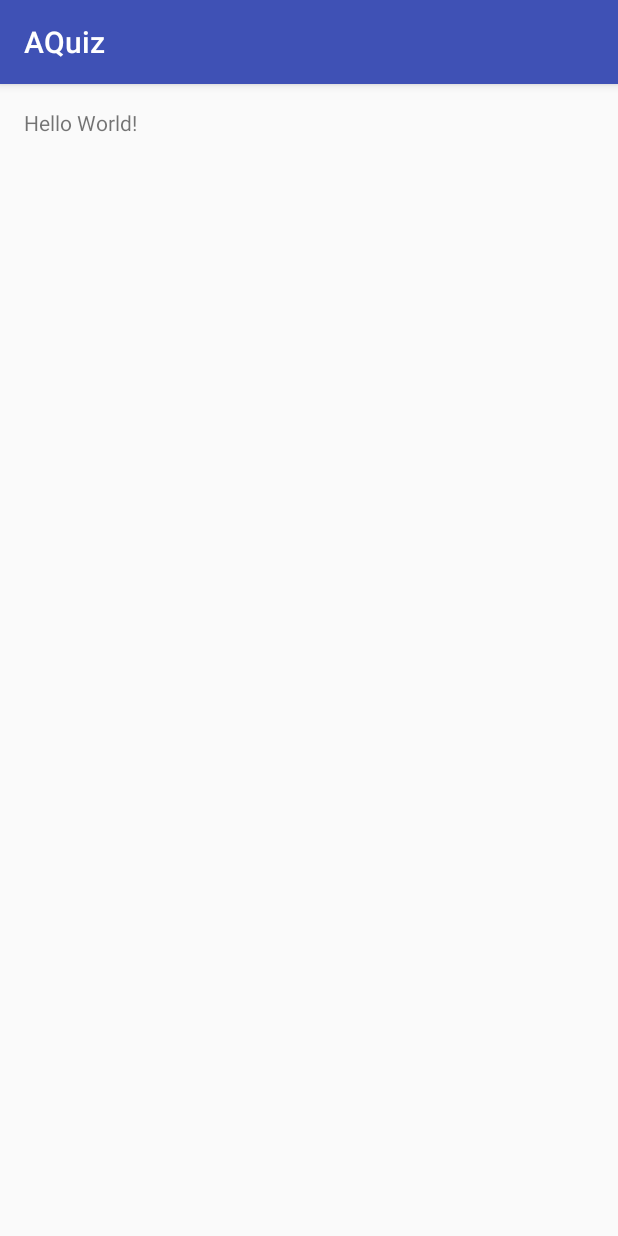
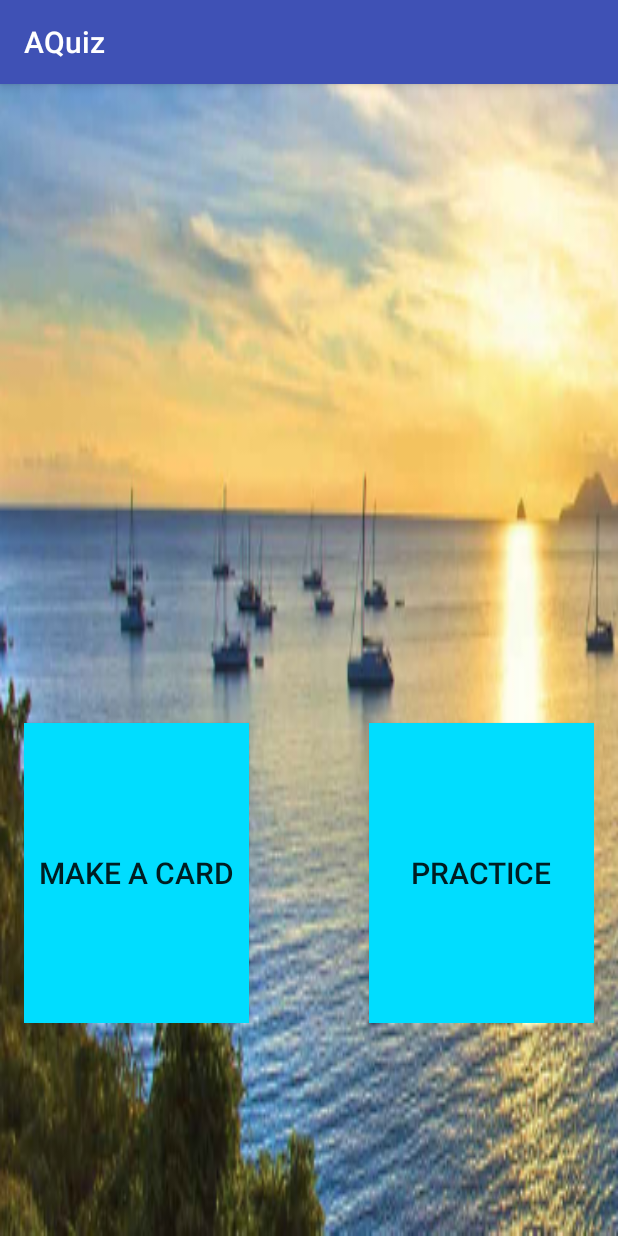
Before and after one commit to nico972/AQuiz, an Android app: the screen it shows after launch (MainActivity), on a phone screen of 412 x 824 dp. Run offline under Robolectric (Android 15) with nearby library versions, the phone set to English and light mode, and no system bars.

Commit message:
MAin Activity done!!

```diff
--- a/app/src/main/res/layout/activity_main.xml
+++ b/app/src/main/res/layout/activity_main.xml
@@ -8,10 +8,36 @@
     android:paddingLeft="@dimen/activity_horizontal_margin"
     android:paddingRight="@dimen/activity_horizontal_margin"
     android:paddingTop="@dimen/activity_vertical_margin"
-    tools:context="com.nicolaschoux.admin.aquiz.MainActivity">
+    tools:context="com.nicolaschoux.admin.aquiz.MainActivity"
+    android:animationCache="false"
+    android:background="@mipmap/background">
 
-    <TextView
-        android:layout_width="wrap_content"
-        android:layout_height="wrap_content"
-        android:text="Hello World!" />
+    <GridLayout
+        android:layout_width="match_parent"
+        android:layout_height="match_parent"
+        android:layout_marginBottom="126dp"
+        android:layout_alignParentBottom="true"
+        android:layout_alignParentLeft="true"
+        android:layout_alignParentStart="true">
+
+        <Button
+            android:text="Practice"
+            android:id="@+id/practice"
+            android:layout_width="150dp"
+            android:layout_height="200dp"
+            android:layout_row="1"
+            android:layout_column="2"
+            android:background="@android:color/holo_blue_bright"
+            android:textSize="20sp" />
+
+        <Button
+            android:id="@+id/make"
+            android:layout_width="150dp"
+            android:layout_height="200dp"
+            android:layout_row="1"
+            android:layout_column="0"
+            android:text="Make a card"
+            android:background="@android:color/holo_blue_bright"
+            android:textSize="20sp" />
+    </GridLayout>
 </RelativeLayout>
```
Also changed, not shown: app/src/main/res/mipmap-xxxhdpi/background.jpg (added).
